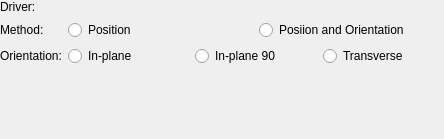
Above: Resources/UI/qSlicerReslicePropertyWidget.ui from openigtlink/VolumeResliceDriver before the change. Below: the same form after it.
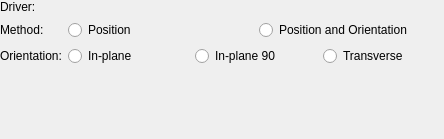
That is the form after the change. Custom widgets are drawn as their Qt base class.

Commit message: STYLE: Fixed a typo

The edit to the form file:
```diff
--- a/Resources/UI/qSlicerReslicePropertyWidget.ui
+++ b/Resources/UI/qSlicerReslicePropertyWidget.ui
@@ -82,7 +82,7 @@
        <item>
         <widget class="QRadioButton" name="orientationRadioButton">
          <property name="text">
-          <string>Posiion and Orientation</string>
+          <string>Position and Orientation</string>
          </property>
         </widget>
        </item>
```
